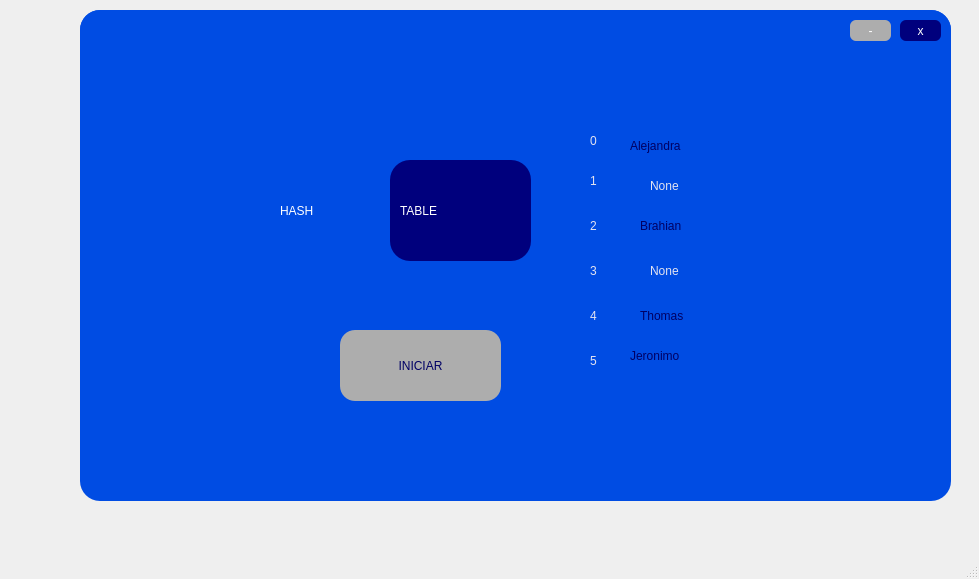
First picture: the form in diseno_ui/diseno_inicio.ui, repository ThomyALUN/proyecto-tablaHash, before the edit.
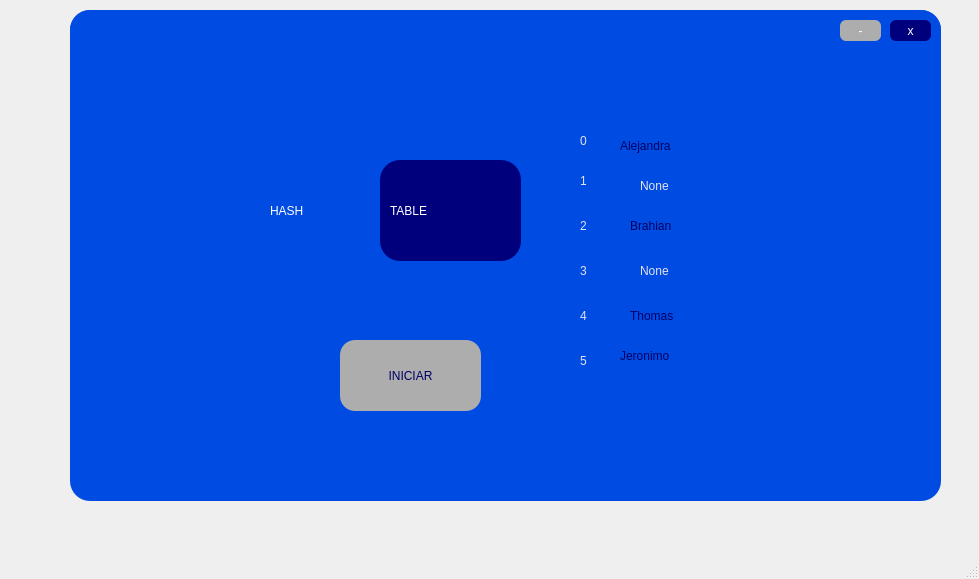
Second picture: the form after the edit. Icons and pictures are not drawn.

Commit message: Tamaño

Patch:
```diff
--- a/diseno_ui/diseno_inicio.ui
+++ b/diseno_ui/diseno_inicio.ui
@@ -17,7 +17,7 @@
    <widget class="QWidget" name="widget" native="true">
     <property name="geometry">
      <rect>
-      <x>80</x>
+      <x>70</x>
       <y>10</y>
       <width>871</width>
       <height>491</height>
@@ -37,9 +37,9 @@
     <widget class="QPushButton" name="BIniciar">
      <property name="geometry">
       <rect>
-       <x>260</x>
-       <y>320</y>
-       <width>161</width>
+       <x>270</x>
+       <y>330</y>
+       <width>141</width>
        <height>71</height>
       </rect>
      </property>
```
